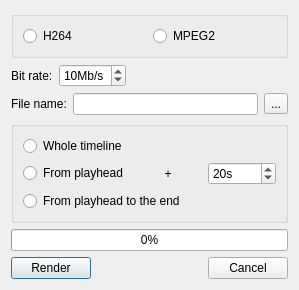
Before: the Qt Designer form app/ui/render.ui in hftom/MachinTruc, drawn with Qt 5.
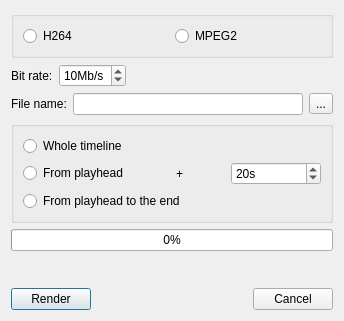
After: the same form once the commit is applied. Icons and pictures are not drawn.

```diff
--- a/app/ui/render.ui
+++ b/app/ui/render.ui
@@ -6,8 +6,8 @@
    <rect>
     <x>0</x>
     <y>0</y>
-    <width>299</width>
-    <height>283</height>
+    <width>344</width>
+    <height>321</height>
    </rect>
   </property>
   <property name="windowTitle">
@@ -167,6 +167,13 @@
        </property>
       </widget>
      </item>
+     <item>
+      <widget class="QLabel" name="etaLab">
+       <property name="text">
+        <string/>
+       </property>
+      </widget>
+     </item>
      <item>
       <spacer name="verticalSpacer">
        <property name="orientation">
```
